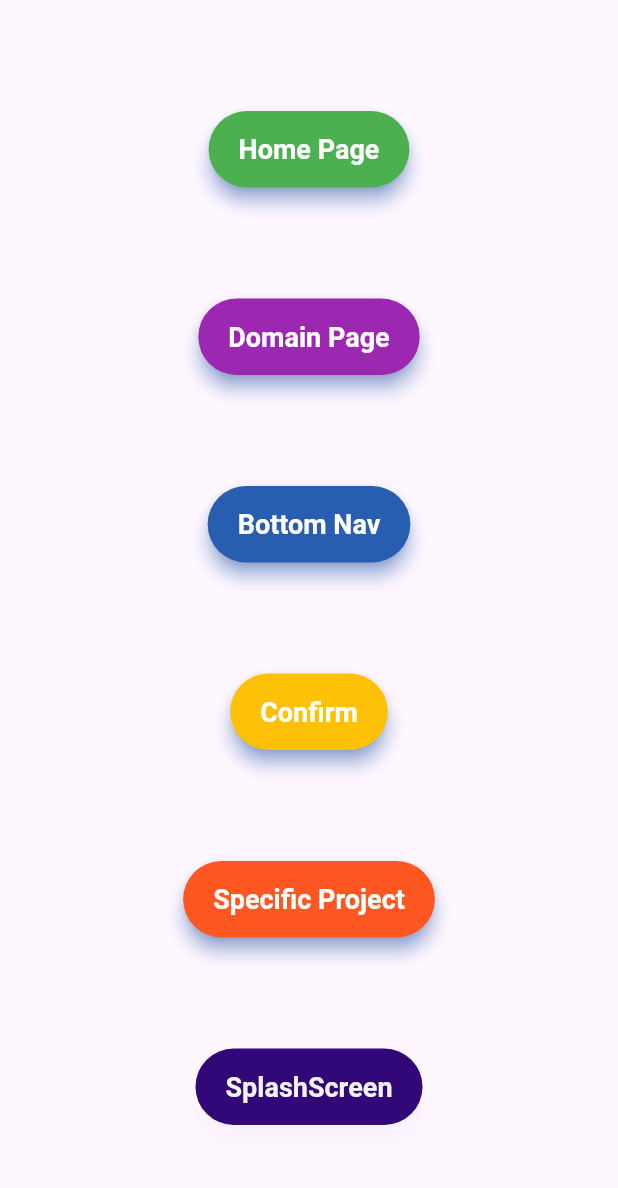
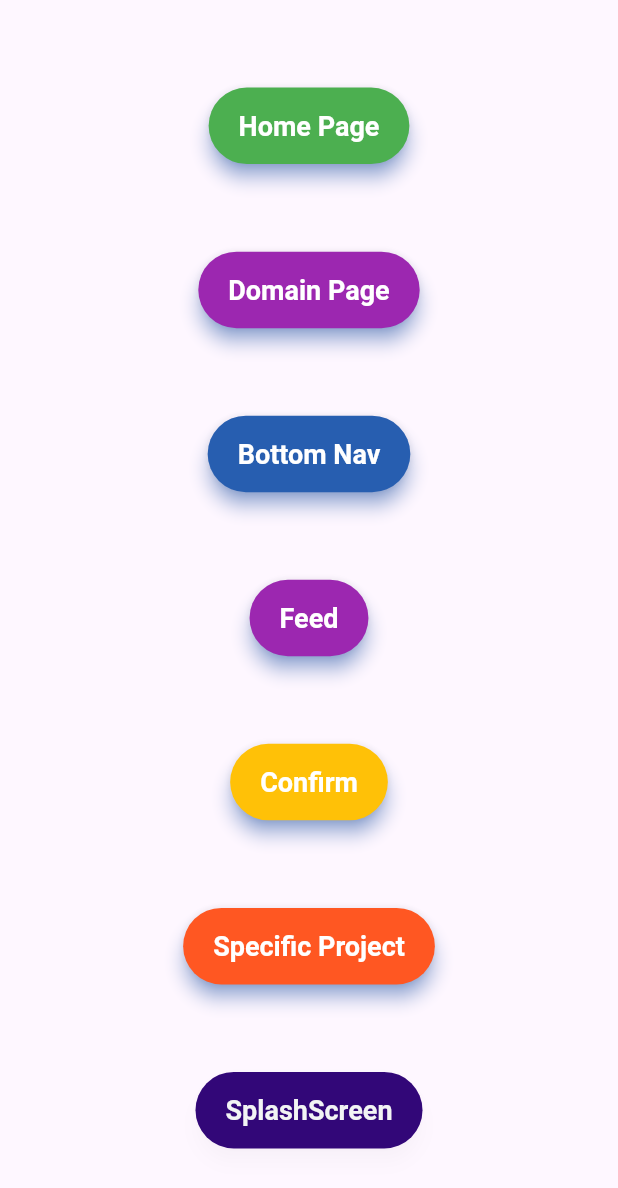
Before and after one commit to AtulRyy/Dev-Track-App, a Flutter app: the HomePag screen opened directly, on a phone screen of 412 x 824 dp. Shown: the top 1188 px of the screen. Run offline on Flutter 3.47's test engine with Material 3 defaults, Android fonts, the phone set to English and light mode, and no system bars; our stand-ins replace google_fonts, popover, readmore.

Commit message:
button connect

```diff
--- a/frontend/lib/main.dart
+++ b/frontend/lib/main.dart
@@ -18,7 +18,7 @@
         primarySwatch: Colors.green,
       ),
       debugShowCheckedModeBanner: false,
-      home: const FeedPage()
+      home: const HomePag()
     );
   }
 }
--- a/frontend/lib/pages/home.dart
+++ b/frontend/lib/pages/home.dart
@@ -1,4 +1,5 @@
 import 'package:dev_track_app/components/bottomNav.dart';
+import 'package:dev_track_app/pages/feed.dart';
 import 'package:dev_track_app/pages/splashscreen.dart';
 import 'package:dev_track_app/pages/confirm_page.dart';
 import 'package:dev_track_app/pages/domain.dart';
@@ -85,6 +86,28 @@
             ),
             ElevatedButton(
               style: ElevatedButton.styleFrom(
+                backgroundColor: Colors.purple,
+                foregroundColor: Colors.white,
+                shadowColor: Colors.blueAccent, // Shadow color
+                elevation: 5, // Elevation of the button
+                shape: RoundedRectangleBorder(
+                  borderRadius: BorderRadius.circular(30.0), // Rounded corners
+                ),
+                padding: EdgeInsets.symmetric(
+                    horizontal: 20, vertical: 15), // Padding inside the button
+                textStyle: TextStyle(
+                  fontSize: 18,
+                  fontWeight: FontWeight.bold,
+                ),
+              ),
+              onPressed: () {
+                Navigator.push(context,
+                    MaterialPageRoute(builder: (context) => FeedPage()));
+              },
+              child: Text("Feed"),
+            ),
+            ElevatedButton(
+              style: ElevatedButton.styleFrom(
                 backgroundColor: Colors.amber,
                 foregroundColor: Colors.white,
                 shadowColor: Colors.blueAccent, // Shadow color
```
